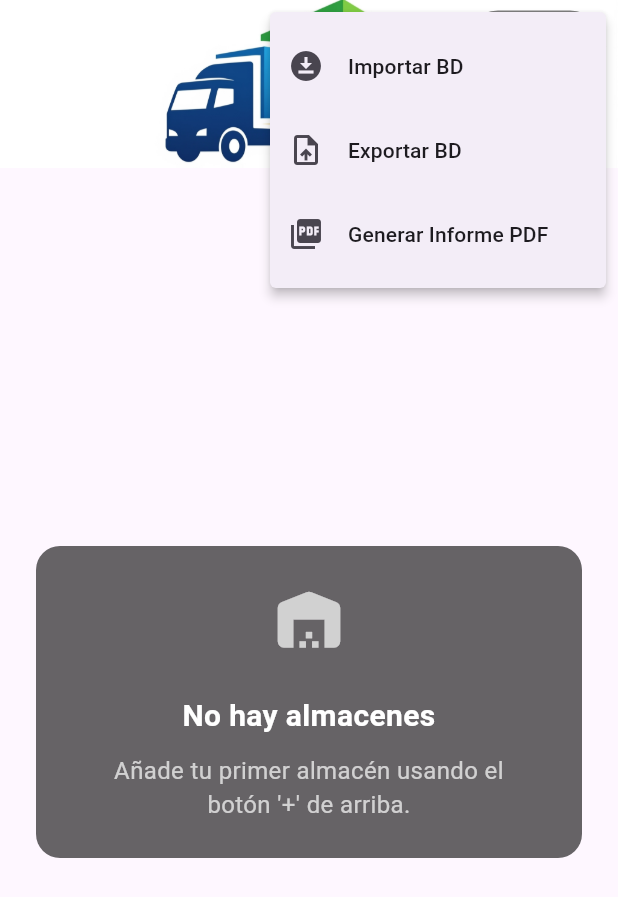
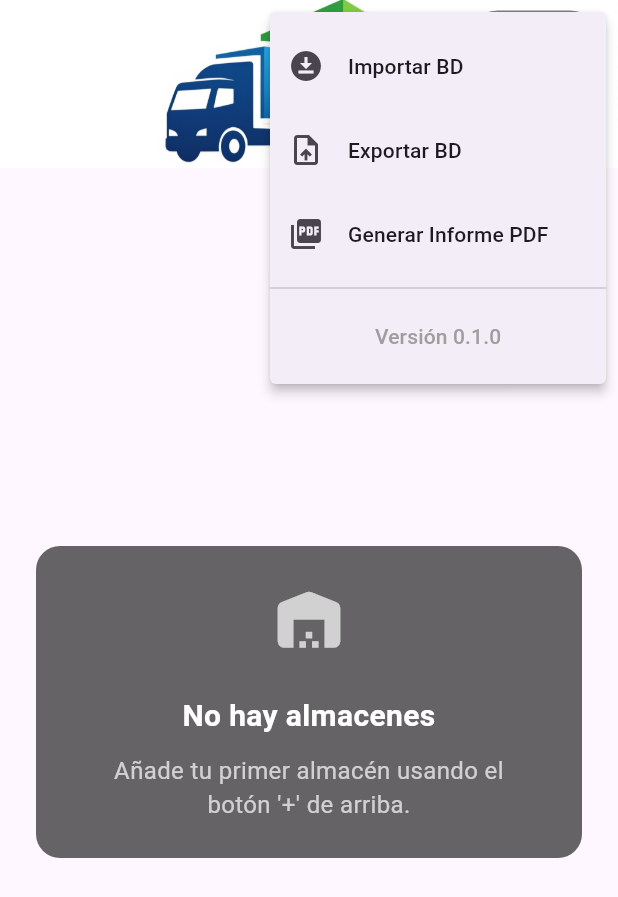
Before and after one commit to alvarolg2/Jar, a Flutter app: the screen it shows after launch, after a tap on the "more vert" icon, on a phone screen of 412 x 824 dp. Shown: the top 897 px of the screen. Run offline on Flutter 3.47's test engine with Material 3 defaults, Android fonts, the phone set to English and light mode, and no system bars; our stand-ins replace file_picker, package_info_plus, pdf, share_plus, sqflite, stacked and 2 more; missing offline and left inert: cunning_document_scanner, google_mlkit_text_recognition; accounts and stored records are empty.

Commit message:
[FEAT] add version

```diff
--- a/lib/ui/views/home/home_view.dart
+++ b/lib/ui/views/home/home_view.dart
@@ -65,6 +65,17 @@ class _HomeViewState extends State<HomeView> with TickerProviderStateMixin {
                           const PopupMenuItem(value: _MenuOptions.import, child: ListTile(leading: Icon(Icons.download_for_offline), title: Text('Importar BD'))),
                           const PopupMenuItem(value: _MenuOptions.export, child: ListTile(leading: Icon(Icons.upload_file), title: Text('Exportar BD'))),
                           const PopupMenuItem(value: _MenuOptions.generateReport, child: ListTile(leading: Icon(Icons.picture_as_pdf), title: Text('Generar Informe PDF'))),
+                          const PopupMenuDivider(),
+                          if (model.appVersion != null)
+                            PopupMenuItem(
+                              enabled: false,
+                              child: Center(
+                                child: Text(
+                                  model.appVersion!,
+                                  style: const TextStyle(color: Colors.grey, fontSize: 14),
+                                ),
+                              ),
+                            ),
                         ],
                       ),
                     ],
--- a/lib/ui/views/home/home_viewmodel.dart
+++ b/lib/ui/views/home/home_viewmodel.dart
@@ -10,6 +10,7 @@ import 'package:jar/models/warehouse.dart';
 import 'package:jar/services/warehouse_data_service.dart';
 import 'package:jar/ui/common/database_helper.dart';
 import 'package:jar/ui/views/create_received/create_received_view.dart';
+import 'package:package_info_plus/package_info_plus.dart';
 import 'package:path_provider/path_provider.dart';
 import 'package:pdf/pdf.dart';
 import 'package:stacked/stacked.dart';
@@ -26,6 +27,9 @@ class HomeViewModel extends ReactiveViewModel {
   int currentIndex = 0;
   TabController? tabController;
 
+  String? _appVersion;
+  String? get appVersion => _appVersion;
+
   Map<int, int> get palletCounts => _warehouseDataService.palletCounts.value;
   List<Warehouse> get warehouses => _warehouseDataService.warehouses.value;
   int get warehouseCount => warehouses.length;
@@ -41,7 +45,19 @@ class HomeViewModel extends ReactiveViewModel {
   }
 
   Future<void> initialise() async {
+    await _getAppVersion();
     await runBusyFuture(_loadInitialData());
+  }
+
+  Future<void> _getAppVersion() async {
+    try {
+      final packageInfo = await PackageInfo.fromPlatform();
+      _appVersion = 'Versión ${packageInfo.version}';
+      notifyListeners();
+    } catch (e) {
+      _appVersion = 'Versión desconocida';
+      notifyListeners();
+    }
   }
 
   Future<void> _loadInitialData() async {
--- a/pubspec.yaml
+++ b/pubspec.yaml
@@ -25,7 +25,7 @@ dependencies:
   share_plus: ^11.1.0
   file_picker: ^10.3.1
   pdf: ^3.11.3
-
+  package_info_plus: ^8.3.1
 
 dev_dependencies:
   build_runner: ^2.4.5
```
Also changed, not shown: pubspec.lock, 1 other file.
